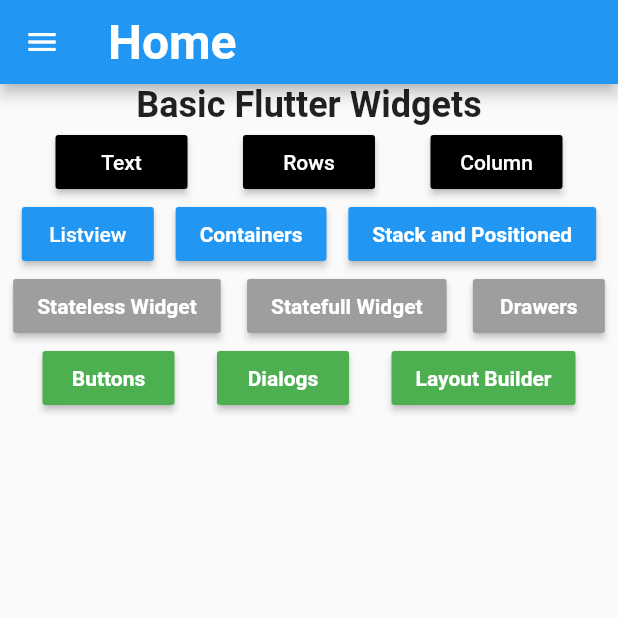
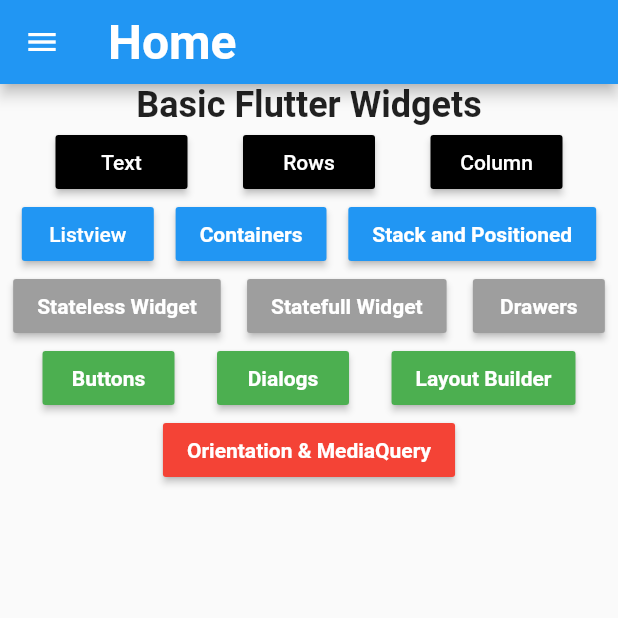
Before and after one commit to qinyanjuidavid/Flutter-All-Round, a Flutter app: the screen it shows after launch, on a phone screen of 412 x 824 dp, the top half of it. Run offline on Flutter 3.47's test engine with Material 2 defaults, Android fonts, the phone set to English and light mode, and no system bars; missing offline and left inert: dart:html.

Commit message:
:boom: layout builder

```diff
--- a/lib/configs/routes.dart
+++ b/lib/configs/routes.dart
@@ -7,6 +7,7 @@ import 'package:pro1/views/column_screen.dart';
 import 'package:pro1/views/container_screen.dart';
 import 'package:pro1/views/dialogs.dart';
 import 'package:pro1/views/home.dart';
+import 'package:pro1/views/orientations_and_mediaquery.dart';
 import 'package:pro1/views/stacked_and_positioned_screen.dart';
 import 'package:pro1/views/statefull_widget.dart';
 import 'package:pro1/views/stateless_widget_screen.dart';
@@ -30,4 +31,5 @@ final appRoutes = {
   "buttons/": (context) => ButtonScreen(),
   "dialog/": (context) => DialogScreen(),
   "layoutbuilder/": (context) => LayoutBuilderScreen(),
+  "orientation/": (context) => OrientationAndMediaQueryScreen(),
 };
--- a/lib/views/home.dart
+++ b/lib/views/home.dart
@@ -211,6 +211,24 @@ class _HomeScreenState extends State<HomeScreen> {
                   ),
                 )
               ],
+            ),
+            Row(
+              mainAxisAlignment: MainAxisAlignment.spaceEvenly,
+              children: [
+                MaterialButton(
+                  color: Colors.red,
+                  onPressed: () {
+                    Navigator.pushNamed(context, "orientation/");
+                  },
+                  child: const Text(
+                    "Orientation & MediaQuery",
+                    style: TextStyle(
+                      fontWeight: FontWeight.bold,
+                      color: Colors.white,
+                    ),
+                  ),
+                ),
+              ],
             )
           ],
         ),
```
Also changed, not shown: lib/views/orientations_and_mediaquery.dart (+49 -0 lines).
